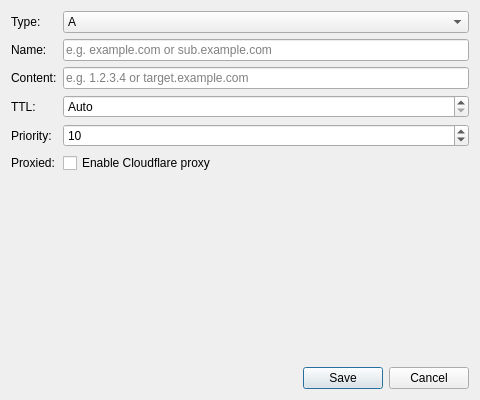
This is gui/ui/record_editor.ui in dhivijit/dnsctl as Qt 5 draws it before an edit. The edited form follows.
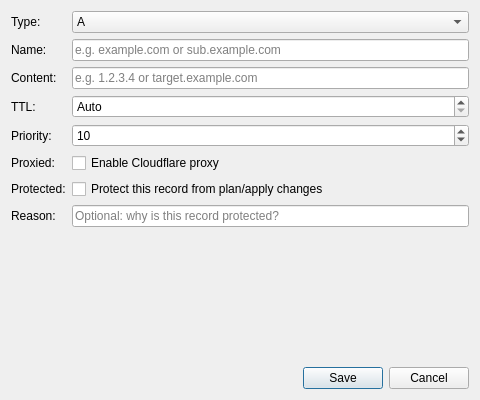
This is the edited form.

Commit message: Implement protected records management and enhance error handling in Cloudflare API client

```diff
--- a/gui/ui/record_editor.ui
+++ b/gui/ui/record_editor.ui
@@ -136,6 +136,40 @@
        </property>
       </widget>
      </item>
+     <!-- Protected -->
+     <item row="6" column="0">
+      <widget class="QLabel" name="protectedLabel">
+       <property name="text">
+        <string>Protected:</string>
+       </property>
+      </widget>
+     </item>
+     <item row="6" column="1">
+      <layout class="QHBoxLayout" name="protectedLayout">
+       <item>
+        <widget class="QCheckBox" name="protectedCheck">
+         <property name="text">
+          <string>Protect this record from plan/apply changes</string>
+         </property>
+        </widget>
+       </item>
+      </layout>
+     </item>
+     <!-- Protection reason -->
+     <item row="7" column="0">
+      <widget class="QLabel" name="reasonLabel">
+       <property name="text">
+        <string>Reason:</string>
+       </property>
+      </widget>
+     </item>
+     <item row="7" column="1">
+      <widget class="QLineEdit" name="reasonEdit">
+       <property name="placeholderText">
+        <string>Optional: why is this record protected?</string>
+       </property>
+      </widget>
+     </item>
     </layout>
    </item>
    <!-- Error label -->
```
The commit also changes 12 other files.
